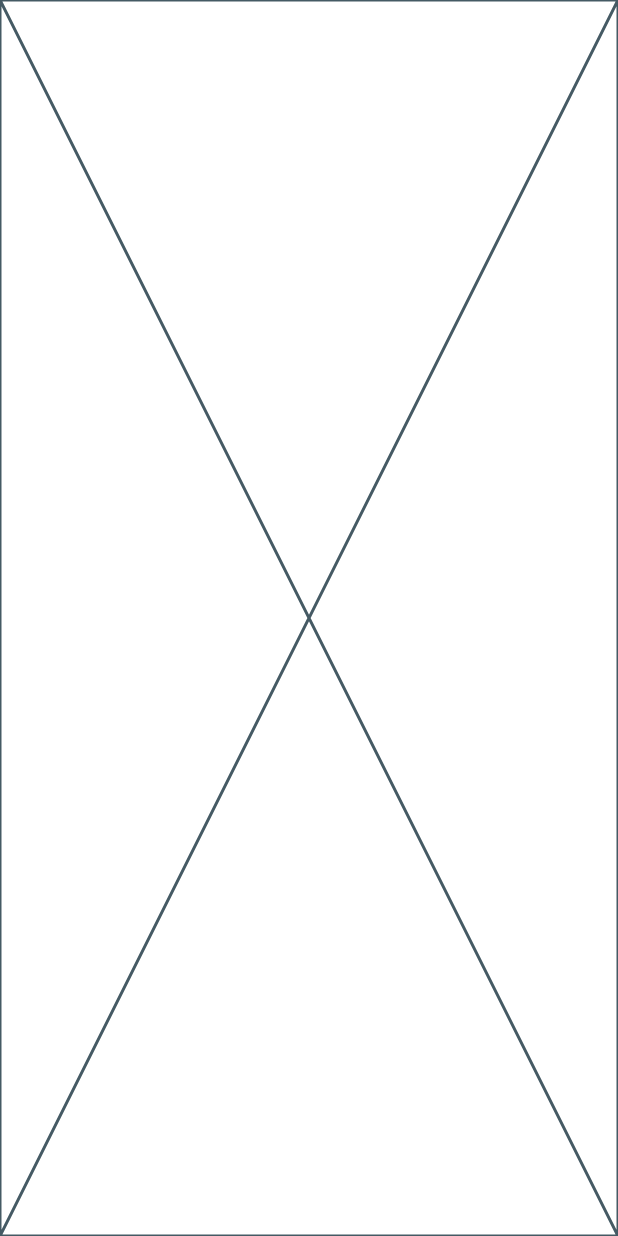
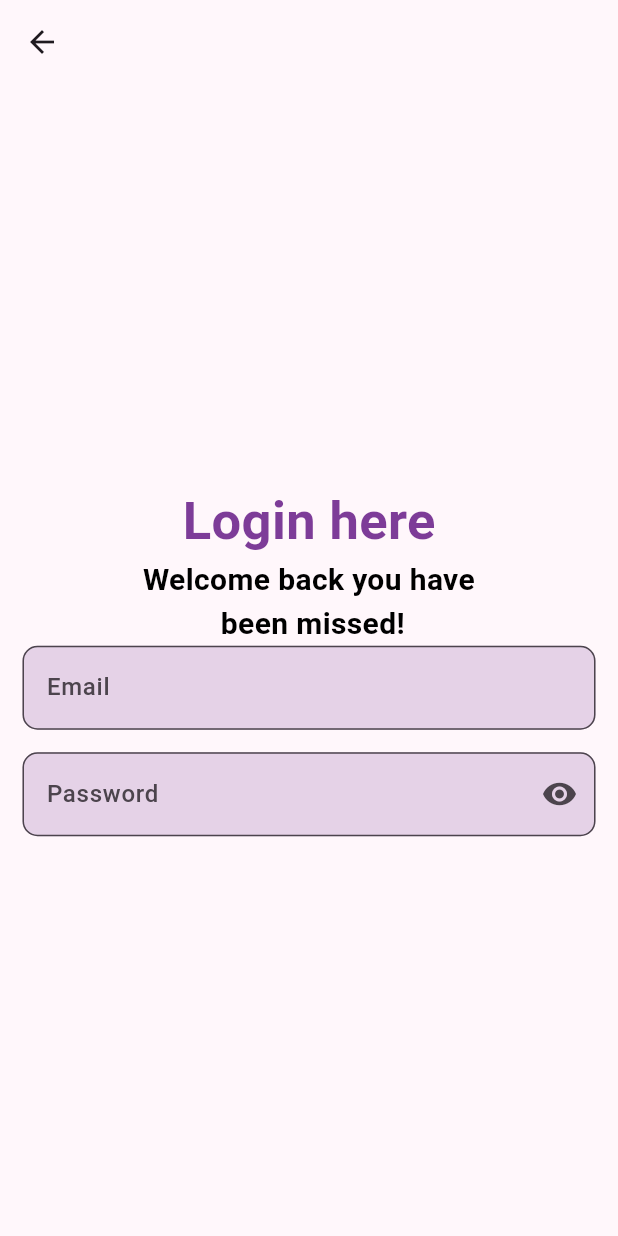
Before and after one commit to meshkat01/FishMarketBD, a Flutter app: the screen it shows after launch, after a tap on "Login", on a phone screen of 412 x 824 dp. Run offline on Flutter 3.47's test engine with Material 3 defaults, Android fonts, the phone set to English and light mode, and no system bars.

Commit message:
17-124 Update

```diff
--- /dev/null
+++ b/lib/global_widget/custom_widget.dart
@@ -0,0 +1,17 @@
+import 'package:flutter/material.dart';
+
+PreferredSizeWidget customAppBar (
+{
+  String? title,
+  List<Widget>? action,
+  Widget? isLeding,
+}
+    ){
+  return AppBar(
+    centerTitle: true,
+    automaticallyImplyLeading: false,
+    leading: isLeding ?? IconButton(onPressed: (){}, icon: Icon(Icons.arrow_back),),
+    title: title != null ? Text(title) : null,
+    actions: action ,
+  );
+}
--- /dev/null
+++ b/lib/helper/form_helper.dart
@@ -0,0 +1,36 @@
+import 'package:flutter/material.dart';
+
+import '../utils/config.dart';
+import '../utils/mycolors.dart';
+class CustomTextFiled extends StatelessWidget {
+
+  final String hinText;
+  final TextInputType? kebordtype;
+  final bool? secqure;
+  final Widget? suffixIcon;
+  const CustomTextFiled({super.key, required this.hinText, this.kebordtype, this.secqure, this.suffixIcon});
+
+  @override
+  Widget build(BuildContext context) {
+    return TextFormField(
+      keyboardType: kebordtype,
+      obscureText: secqure ?? false,
+      style: TextStyle(
+        fontWeight: FontWeight.w500,
+      ),
+      decoration: InputDecoration(
+        hintText: hinText,
+        suffixIcon: suffixIcon,
+        filled: true,
+        fillColor: MyColors.primaryColors.withOpacity(.2),
+        border: OutlineInputBorder(
+          borderRadius: BorderRadius.circular(10.0),
+          borderSide: BorderSide(
+            color: Colors.transparent,
+          ),
+        ),
+
+      ),
+    );
+  }
+}
--- a/lib/main.dart
+++ b/lib/main.dart
@@ -1,4 +1,5 @@
 import 'package:fish_market_bd/splashscreen/splash_screen.dart';
+import 'package:fish_market_bd/utils/mycolors.dart';
 import 'package:flutter/material.dart';
 
 void main() {
@@ -13,7 +14,7 @@ class MyApp extends StatelessWidget {
       debugShowCheckedModeBanner: false,
       title: 'Fish Market BD',
      theme: ThemeData(
-       colorScheme: ColorScheme.fromSeed(seedColor: Colors.deepPurple),
+       colorScheme: ColorScheme.fromSeed(seedColor: MyColors.primaryColors),
        useMaterial3: true,
      ),
      home: SplashScreen(),
--- a/lib/utils/config.dart
+++ b/lib/utils/config.dart
@@ -4,4 +4,13 @@ class AppConfig{
   static String welcomeScreenSubTitle='We collect fishes from various sources while ensuring utmost quality and value. Our mission to deliver quality beyond question and convenience that adds something great to your day';
   static String welcomeScreenButtonLogin='Login';
   static String welcomeScreenButtonReg='Register';
+
+
+
+  // Login Screen
+  static String loginScreenTitle='Login here';
+  static String loginScreenSubTitle='Welcome back you have\n been missed!';
+  static String loginScreenEmailHintText='Email Address';
+  static String loginScreenPassHintText='Password';
+
 }
--- /dev/null
+++ b/lib/utils/text_style.dart
@@ -0,0 +1,3 @@
+class TextStyle{
+
+}
--- a/lib/views/authentication/loginscreen/login_screen.dart
+++ b/lib/views/authentication/loginscreen/login_screen.dart
@@ -1,9 +1,56 @@
+import 'package:fish_market_bd/helper/form_helper.dart';
+import 'package:fish_market_bd/utils/config.dart';
+import 'package:fish_market_bd/utils/mycolors.dart';
 import 'package:flutter/material.dart';
+
+import '../../../global_widget/custom_widget.dart';
 class LoginScreen extends StatelessWidget {
   const LoginScreen({super.key});
 
   @override
   Widget build(BuildContext context) {
-    return const Placeholder();
+    return Scaffold(
+      appBar: customAppBar(
+       // isLeding: IconButton(onPressed: (){}, icon: Icon(Icons.search)),
+        //title: AppConfig.appName,
+        //action:[IconButton(onPressed: (){}, icon: Icon(Icons.search)), ],
+      ),
+
+      body: Center(
+        child: Padding(
+          padding: const EdgeInsets.all(15.0),
+          child: Column(
+            mainAxisAlignment: MainAxisAlignment.center,
+            children: [
+              Text(AppConfig.loginScreenTitle,
+              style: TextStyle(
+                fontSize: 35.0,
+                fontWeight: FontWeight.bold,
+                color: MyColors.primaryColors,
+              ),
+              ),
+              Text(AppConfig.loginScreenSubTitle,
+                textAlign: TextAlign.center,
+                style: TextStyle(
+                  fontSize: 20.0,
+                  fontWeight: FontWeight.w600,
+                  color: MyColors.blackColors,
+                ),
+              ),
+
+              const CustomTextFiled(
+                hinText:'Email',
+              ),
+              SizedBox(height: 15.0,),
+              CustomTextFiled(
+                hinText: "Password",
+                secqure: true,
+                suffixIcon: IconButton(onPressed: (){}, icon: Icon(Icons.visibility)),
+              ),
+            ],
+          ),
+        ),
+      ),
+    );
   }
 }
```
